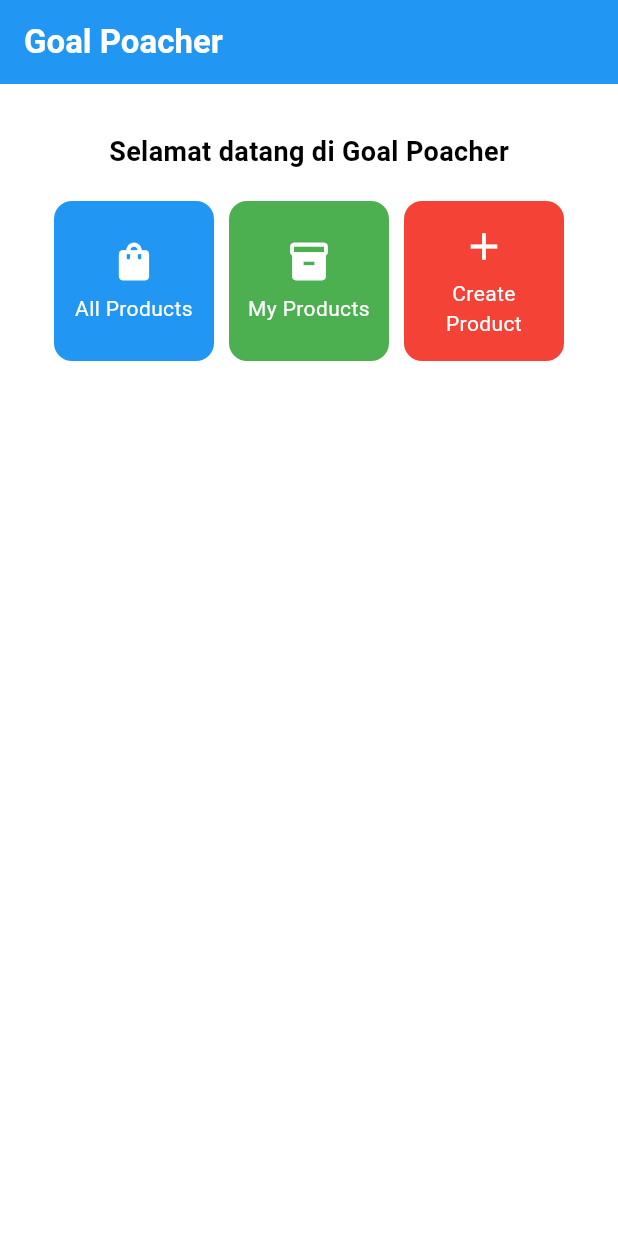
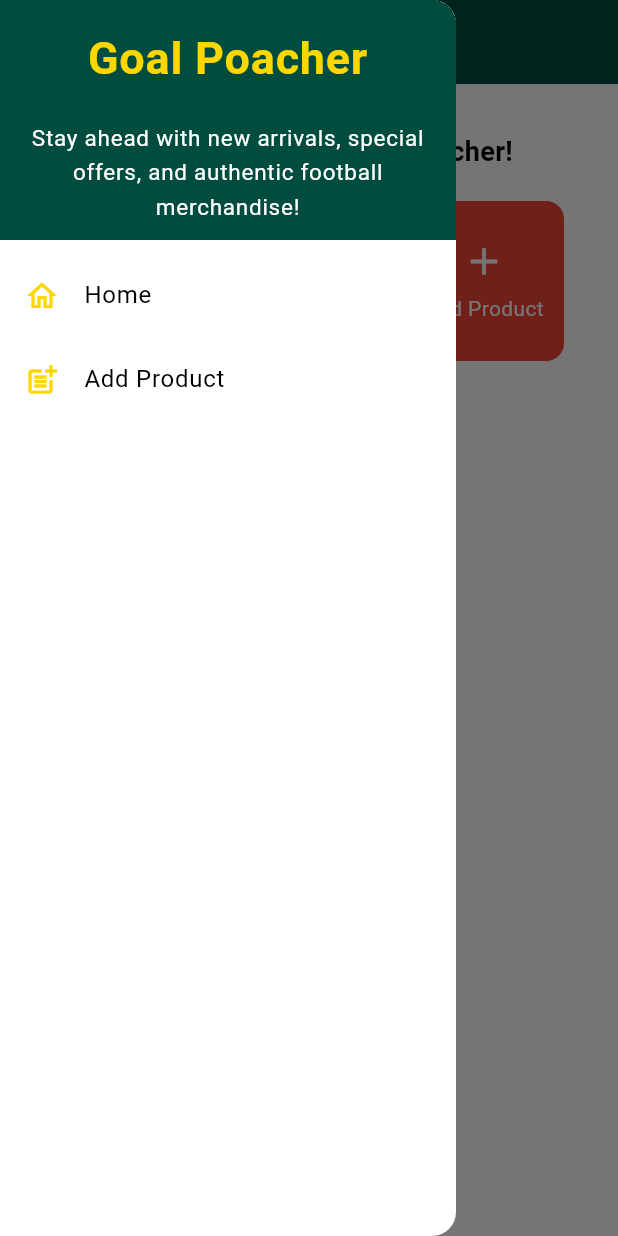
Before and after one commit to shaenette/goal-poacher-mobile, a Flutter app: the screen it shows after launch, with the side drawer open (before the commit the screen has no drawer), on a phone screen of 412 x 824 dp. Run offline on Flutter 3.47's test engine with Material 3 defaults, Android fonts, the phone set to English and light mode, and no system bars.

Commit message:
Tugas 8: Completed

```diff
--- a/lib/main.dart
+++ b/lib/main.dart
@@ -8,14 +8,32 @@ void main() {
 class GoalPoacher extends StatelessWidget {
   const GoalPoacher({super.key});
 
-  // This widget is the root of your application.
   @override
   Widget build(BuildContext context) {
     return MaterialApp(
       title: 'Goal Poacher',
       theme: ThemeData(
-        colorScheme: ColorScheme.fromSwatch(primarySwatch: Colors.blue)
-        .copyWith(secondary: Colors.blueAccent[400]),
+        colorScheme: const ColorScheme(
+          brightness: Brightness.light,
+          primary: Color(0xFF004D40),
+          onPrimary: Colors.white,
+          secondary: Color(0xFFFFD700),
+          onSecondary: Colors.white,
+          error: Colors.red,
+          onError: Colors.white,
+          background: Colors.white,
+          onBackground: Colors.white,
+          surface: Colors.white,
+          onSurface: Colors.black,
+        ),
+        scaffoldBackgroundColor: Colors.white,
+        appBarTheme: const AppBarTheme(
+          backgroundColor: Color(0xFF004D40),
+          foregroundColor: Colors.white,
+        ),
+        textTheme: const TextTheme(
+          bodyMedium: TextStyle(color: Colors.white),
+        ),
       ),
       home: MyHomePage(),
     );
--- a/lib/menu.dart
+++ b/lib/menu.dart
@@ -1,4 +1,6 @@
 import 'package:flutter/material.dart';
+import 'package:goal_poacher_mobile/widgets/left_drawer.dart';
+import 'package:goal_poacher_mobile/widgets/product_card.dart';
 
 class MyHomePage extends StatelessWidget {
     MyHomePage({super.key});
@@ -6,7 +8,7 @@ class MyHomePage extends StatelessWidget {
     final List<ItemHomepage> items = [
       ItemHomepage("All Products", Icons.shopping_bag, Colors.blue),
       ItemHomepage("My Products", Icons.inventory, Colors.green),
-      ItemHomepage("Create Product", Icons.add, Colors.red),
+      ItemHomepage("Add Product", Icons.add, Colors.red),
     ];
 
     @override
@@ -22,6 +24,7 @@ class MyHomePage extends StatelessWidget {
           ),
           backgroundColor: Theme.of(context).colorScheme.primary,
         ),
+        drawer: LeftDrawer(),
         body: Padding(
           padding: const EdgeInsets.all(16.0),
           child: Column(
@@ -29,10 +32,11 @@ class MyHomePage extends StatelessWidget {
               const Padding(
                 padding: EdgeInsets.only(top: 16.0),
                 child: Text(
-                  'Selamat datang di Goal Poacher',
+                  'Selamat datang di Goal Poacher!',
                   style: TextStyle(
                     fontWeight: FontWeight.bold,
                     fontSize: 18.0,
+                    color: Colors.black,
                   ),
                 ),
               ),
@@ -65,6 +69,7 @@ class InfoCard extends StatelessWidget {
   Widget build(BuildContext context) {
     return Card(
       elevation: 2.0,
+      color: const Color(0xFF004D40),
       child: Container(
         width: MediaQuery.of(context).size.width / 3.5,
         padding: const EdgeInsets.all(16.0),
@@ -72,10 +77,12 @@ class InfoCard extends StatelessWidget {
           children: [
             Text(
               title,
-              style: const TextStyle(fontWeight: FontWeight.bold),
+              style: const TextStyle(fontWeight: FontWeight.bold, color: Colors.white,),
             ),
             const SizedBox(height: 8.0),
-            Text(content),
+            Text(
+              content,
+              style: const TextStyle(color: Colors.white)),
           ],
         ),
       ),
@@ -91,49 +98,3 @@ class ItemHomepage {
 
  ItemHomepage(this.name, this.icon, this.color);
 }
-
-class ItemCard extends StatelessWidget {
-  final ItemHomepage item;
-
-  const ItemCard(this.item, {super.key});
-
-  @override
-  Widget build(BuildContext context) {
-    return Material(
-      color: item.color,
-      borderRadius: BorderRadius.circular(12),
-      child: InkWell(
-        onTap: () {
-          ScaffoldMessenger.of(context)
-            ..hideCurrentSnackBar()
-            ..showSnackBar(
-              SnackBar(
-                content: Text("Kamu telah menekan tombol ${item.name}")
-              )
-            );
-        },
-        child: Container(
-          padding: const EdgeInsets.all(8),
-          child: Center(
-            child: Column(
-              mainAxisAlignment: MainAxisAlignment.center,
-              children: [
-                Icon(
-                  item.icon,
-                  color: Colors.white,
-                  size: 30.0,
-                ),
-                const Padding(padding: EdgeInsets.all(3)),
-                Text(
-                  item.name,
-                  textAlign: TextAlign.center,
-                  style: const TextStyle(color: Colors.white),
-                ),
-              ],
-            ),
-          ),
-        ),
-      ),
-    );
-  }
-}
--- /dev/null
+++ b/lib/widgets/left_drawer.dart
@@ -0,0 +1,67 @@
+import 'package:flutter/material.dart';
+import 'package:goal_poacher_mobile/menu.dart';
+import 'package:goal_poacher_mobile/screens/addproduct_form.dart';
+
+class LeftDrawer extends StatelessWidget {
+  const LeftDrawer({super.key});
+
+  @override
+  Widget build(BuildContext context) {
+    return Drawer(
+      backgroundColor: Colors.white,
+      child: ListView(
+        children: [
+          const DrawerHeader(
+            decoration: BoxDecoration(
+              color: Color(0xFF004D40),
+            ),
+            child: Column(
+              children: [
+                Text(
+                  'Goal Poacher',
+                  textAlign: TextAlign.center,
+                  style: TextStyle(
+                    fontSize: 30,
+                    fontWeight: FontWeight.bold,
+                    color: Color(0xFFFFD700),
+                  ),
+                ),
+                Padding(padding: EdgeInsets.all(10)),
+                Text("Stay ahead with new arrivals, special offers, and authentic football merchandise!",
+                    textAlign: TextAlign.center,
+                    style: TextStyle(
+                        fontSize: 15,
+                        fontWeight: FontWeight.normal,
+                        color: Colors.white,
+                    ),
+                ),
+              ],
+            ),
+          ),
+          ListTile(
+            leading: const Icon(Icons.home_outlined, color: Color(0xFFFFD700)),
+            title: const Text('Home', style: TextStyle(color: Colors.black)),
+            onTap: () {
+              Navigator.pushReplacement(
+                  context,
+                  MaterialPageRoute(
+                    builder: (context) => MyHomePage(),
+                  ));
+            },
+          ),
+          ListTile(
+            leading: const Icon(Icons.post_add, color: Color(0xFFFFD700)),
+            title: const Text('Add Product', style: TextStyle(color: Colors.black)),
+            onTap: () {
+              Navigator.pushReplacement(
+                  context,
+                  MaterialPageRoute(
+                    builder: (context) => AddProductFormPage(),
+                  ));
+            },
+          ),
+        ],
+      ),
+    );
+  }
+}
--- /dev/null
+++ b/lib/widgets/product_card.dart
@@ -0,0 +1,59 @@
+import 'package:flutter/material.dart';
+import 'package:goal_poacher_mobile/screens/addproduct_form.dart';
+import 'package:goal_poacher_mobile/menu.dart';
+
+class ItemCard extends StatelessWidget {
+  final ItemHomepage item;
+
+  const ItemCard(this.item, {super.key});
+
+  @override
+  Widget build(BuildContext context) {
+    return Material(
+      color: item.color,
+      borderRadius: BorderRadius.circular(12),
+      child: InkWell(
+        onTap: () {
+          ScaffoldMessenger.of(context)
+            ..hideCurrentSnackBar()
+            ..showSnackBar(
+              SnackBar(
+                backgroundColor: Theme.of(context).colorScheme.secondary,
+                content: Text("Kamu telah menekan tombol ${item.name}")
+              )
+            );
+
+            if (item.name == "Add Product") {
+                Navigator.push(context,
+                  MaterialPageRoute(builder: (context) => const AddProductFormPage()
+                  )
+                );
+            }
+        },
+        child: Container(
+          padding: const EdgeInsets.all(8),
+          child: Center(
+            child: Column(
+              mainAxisAlignment: MainAxisAlignment.center,
+              children: [
+                Icon(
+                  item.icon,
+                  color: item.color == Colors.white
+                      ? Colors.black
+                      : Colors.white,
+                  size: 30.0,
+                ),
+                const Padding(padding: EdgeInsets.all(3)),
+                Text(
+                  item.name,
+                  textAlign: TextAlign.center,
+                  style: const TextStyle(color: Colors.white),
+                ),
+              ],
+            ),
+          ),
+        ),
+      ),
+    );
+  }
+}
```
Also changed, not shown: lib/screens/addproduct_form.dart (added, +305 -0 lines), 1 other file.
